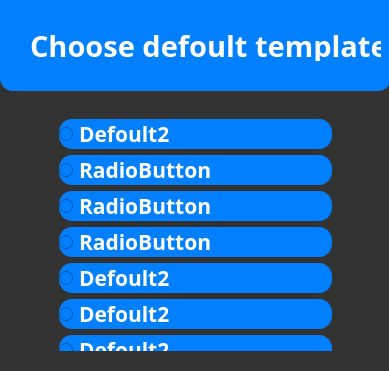
The window that ui/choose_defoult_templateui.ui (Alchemmist/SchoolRing) describes before a commit, drawn with Qt 5.
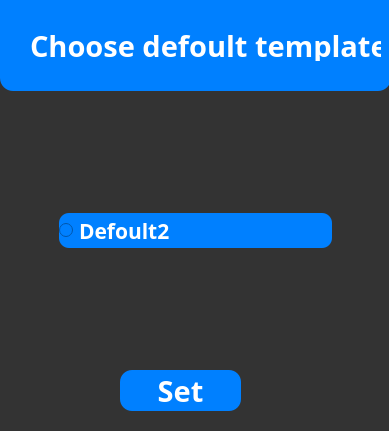
The same window after the commit. Icons and pictures are not drawn.

Patch:
```diff
--- a/ui/choose_defoult_templateui.ui
+++ b/ui/choose_defoult_templateui.ui
@@ -7,7 +7,7 @@
     <x>0</x>
     <y>0</y>
     <width>389</width>
-    <height>371</height>
+    <height>431</height>
    </rect>
   </property>
   <property name="font">
@@ -54,247 +54,10 @@
       <x>0</x>
       <y>0</y>
       <width>291</width>
-      <height>300</height>
+      <height>241</height>
      </rect>
     </property>
     <layout class="QVBoxLayout" name="verticalLayout">
-     <item>
-      <widget class="QRadioButton" name="radioButton_9">
-       <property name="sizePolicy">
-        <sizepolicy hsizetype="Expanding" vsizetype="Fixed">
-         <horstretch>0</horstretch>
-         <verstretch>0</verstretch>
-        </sizepolicy>
-       </property>
-       <property name="minimumSize">
-        <size>
-         <width>0</width>
-         <height>30</height>
-        </size>
-       </property>
-       <property name="font">
-        <font>
-         <family>Yandex Sans Display Bold</family>
-         <pointsize>16</pointsize>
-         <weight>75</weight>
-         <bold>true</bold>
-        </font>
-       </property>
-       <property name="styleSheet">
-        <string notr="true">background-color: #0080ff;
-border-radius: 13;
-color: white
-</string>
-       </property>
-       <property name="text">
-        <string>Defoult2</string>
-       </property>
-       <property name="autoRepeatDelay">
-        <number>1</number>
-       </property>
-       <property name="autoRepeatInterval">
-        <number>1</number>
-       </property>
-      </widget>
-     </item>
-     <item>
-      <widget class="QRadioButton" name="radioButton_7">
-       <property name="sizePolicy">
-        <sizepolicy hsizetype="Expanding" vsizetype="Fixed">
-         <horstretch>0</horstretch>
-         <verstretch>0</verstretch>
-        </sizepolicy>
-       </property>
-       <property name="minimumSize">
-        <size>
-         <width>0</width>
-         <height>30</height>
-        </size>
-       </property>
-       <property name="font">
-        <font>
-         <family>Yandex Sans Display Bold</family>
-         <pointsize>16</pointsize>
-         <weight>75</weight>
-         <bold>true</bold>
-        </font>
-       </property>
-       <property name="styleSheet">
-        <string notr="true">background-color: #0080ff;
-border-radius: 13;
-color: white
-</string>
-       </property>
-       <property name="text">
-        <string>RadioButton</string>
-       </property>
-       <property name="autoRepeatDelay">
-        <number>1</number>
-       </property>
-       <property name="autoRepeatInterval">
-        <number>1</number>
-       </property>
-      </widget>
-     </item>
-     <item>
-      <widget class="QRadioButton" name="radioButton_8">
-       <property name="sizePolicy">
-        <sizepolicy hsizetype="Expanding" vsizetype="Fixed">
-         <horstretch>0</horstretch>
-         <verstretch>0</verstretch>
-        </sizepolicy>
-       </property>
-       <property name="minimumSize">
-        <size>
-         <width>0</width>
-         <height>30</height>
-        </size>
-       </property>
-       <property name="font">
-        <font>
-         <family>Yandex Sans Display Bold</family>
-         <pointsize>16</pointsize>
-         <weight>75</weight>
-         <bold>true</bold>
-        </font>
-       </property>
-       <property name="styleSheet">
-        <string notr="true">background-color: #0080ff;
-border-radius: 13;
-color: white
-</string>
-       </property>
-       <property name="text">
-        <string>RadioButton</string>
-       </property>
-       <property name="autoRepeatDelay">
-        <number>1</number>
-       </property>
-       <property name="autoRepeatInterval">
-        <number>1</number>
-       </property>
-      </widget>
-     </item>
-     <item>
-      <widget class="QRadioButton" name="radioButton_12">
-       <property name="sizePolicy">
-        <sizepolicy hsizetype="Expanding" vsizetype="Fixed">
-         <horstretch>0</horstretch>
-         <verstretch>0</verstretch>
-        </sizepolicy>
-       </property>
-       <property name="minimumSize">
-        <size>
-         <width>0</width>
-         <height>30</height>
-        </size>
-       </property>
-       <property name="font">
-        <font>
-         <family>Yandex Sans Display Bold</family>
-         <pointsize>16</pointsize>
-         <weight>75</weight>
-         <bold>true</bold>
-        </font>
-       </property>
-       <property name="styleSheet">
-        <string notr="true">background-color: #0080ff;
-border-radius: 13;
-color: white
-</string>
-       </property>
-       <property name="text">
-        <string>RadioButton</string>
-       </property>
-       <property name="autoRepeatDelay">
-        <number>1</number>
-       </property>
-       <property name="autoRepeatInterval">
-        <number>1</number>
-       </property>
-      </widget>
-     </item>
-     <item>
-      <widget class="QRadioButton" name="radioButton_13">
-       <property name="sizePolicy">
-        <sizepolicy hsizetype="Expanding" vsizetype="Fixed">
-         <horstretch>0</horstretch>
-         <verstretch>0</verstretch>
-        </sizepolicy>
-       </property>
-       <property name="minimumSize">
-        <size>
-         <width>0</width>
-         <height>30</height>
-        </size>
-       </property>
-       <property name="font">
-        <font>
-         <family>Yandex Sans Display Bold</family>
-         <pointsize>16</pointsize>
-         <weight>75</weight>
-         <bold>true</bold>
-        </font>
-       </property>
-       <property name="styleSheet">
-        <string notr="true">background-color: #0080ff;
-border-radius: 13;
-color: white
-</string>
-       </property>
-       <property name="text">
-        <string>Defoult2</string>
-       </property>
-       <property name="autoRepeatDelay">
-        <number>1</number>
-       </property>
-       <property name="autoRepeatInterval">
-        <number>1</number>
-       </property>
-      </widget>
-     </item>
-     <item>
-      <widget class="QRadioButton" name="radioButton_11">
-       <property name="sizePolicy">
-        <sizepolicy hsizetype="Expanding" vsizetype="Fixed">
-         <horstretch>0</horstretch>
-         <verstretch>0</verstretch>
-        </sizepolicy>
-       </property>
-       <property name="minimumSize">
-        <size>
-         <width>0</width>
-         <height>30</height>
-        </size>
-       </property>
-       <property name="font">
-        <font>
-         <family>Yandex Sans Display Bold</family>
-         <pointsize>16</pointsize>
-         <weight>75</weight>
-         <bold>true</bold>
-        </font>
-       </property>
-       <property name="styleSheet">
-        <string notr="true">background-color: #0080ff;
-border-radius: 13;
-color: white
-</string>
-       </property>
-       <property name="text">
-        <string>Defoult2</string>
-       </property>
-       <property name="autoRepeat">
-        <bool>true</bool>
-       </property>
-       <property name="autoRepeatDelay">
-        <number>1</number>
-       </property>
-       <property name="autoRepeatInterval">
-        <number>1</number>
-       </property>
-      </widget>
-     </item>
      <item>
       <widget class="QRadioButton" name="radioButton_10">
        <property name="sizePolicy">
@@ -306,7 +69,7 @@
        <property name="minimumSize">
         <size>
          <width>0</width>
-         <height>30</height>
+         <height>35</height>
         </size>
        </property>
        <property name="font">
@@ -319,7 +82,7 @@
        </property>
        <property name="styleSheet">
         <string notr="true">background-color: #0080ff;
-border-radius: 13;
+border-radius: 10;
 color: white
 </string>
        </property>
@@ -334,45 +97,6 @@
        </property>
       </widget>
      </item>
-     <item>
-      <widget class="QRadioButton" name="radioButton_6">
-       <property name="sizePolicy">
-        <sizepolicy hsizetype="Expanding" vsizetype="Fixed">
-         <horstretch>0</horstretch>
-         <verstretch>0</verstretch>
-        </sizepolicy>
-       </property>
-       <property name="minimumSize">
-        <size>
-         <width>0</width>
-         <height>30</height>
-        </size>
-       </property>
-       <property name="font">
-        <font>
-         <family>Yandex Sans Display Bold</family>
-         <pointsize>16</pointsize>
-         <weight>75</weight>
-         <bold>true</bold>
-        </font>
-       </property>
-       <property name="styleSheet">
-        <string notr="true">background-color: #0080ff;
-border-radius: 13;
-color: white
-</string>
-       </property>
-       <property name="text">
-        <string>RadioButton</string>
-       </property>
-       <property name="autoRepeatDelay">
-        <number>1</number>
-       </property>
-       <property name="autoRepeatInterval">
-        <number>1</number>
-       </property>
-      </widget>
-     </item>
     </layout>
    </widget>
   </widget>
@@ -421,6 +145,46 @@
     </property>
    </widget>
   </widget>
+  <widget class="QPushButton" name="finish_chiise_button">
+   <property name="geometry">
+    <rect>
+     <x>120</x>
+     <y>370</y>
+     <width>121</width>
+     <height>41</height>
+    </rect>
+   </property>
+   <property name="font">
+    <font>
+     <family>Yandex Sans Display Bold</family>
+     <pointsize>22</pointsize>
+     <weight>75</weight>
+     <bold>true</bold>
+    </font>
+   </property>
+   <property name="cursor">
+    <cursorShape>PointingHandCursor</cursorShape>
+   </property>
+   <property name="styleSheet">
+    <string notr="true">color: white;
+background-color: #0080ff;
+border-radius: 12;
+</string>
+   </property>
+   <property name="text">
+    <string>Set</string>
+   </property>
+   <property name="icon">
+    <iconset>
+     <normaloff>../icons/main_window/templte/set_template.png</normaloff>../icons/main_window/templte/set_template.png</iconset>
+   </property>
+   <property name="iconSize">
+    <size>
+     <width>40</width>
+     <height>40</height>
+    </size>
+   </property>
+  </widget>
  </widget>
  <resources/>
  <connections/>
```
